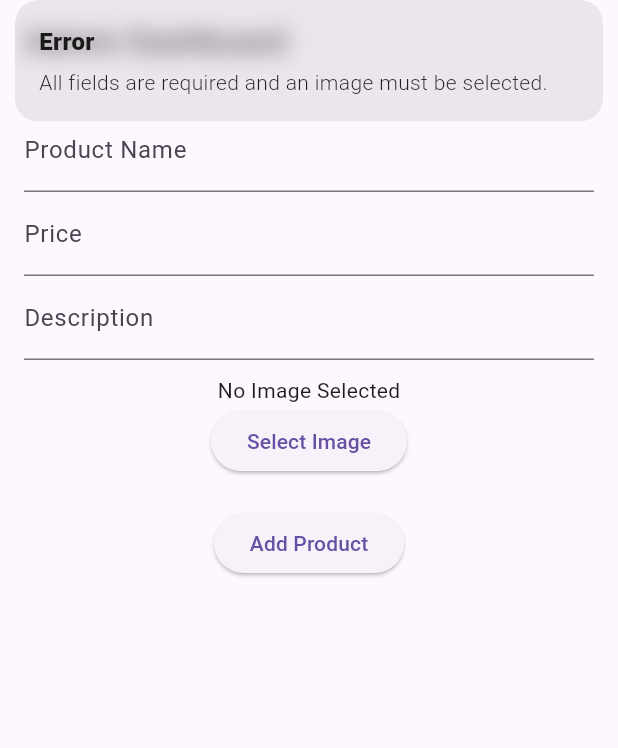
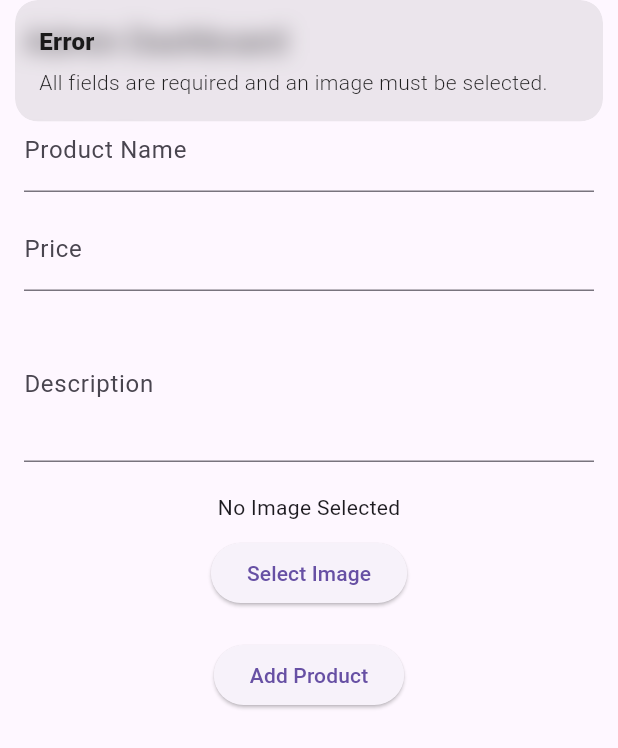
Before and after one commit to moh123adan/ice-creamery, a Flutter app: the screen it shows once a user with an empty profile is signed in, after a tap on "Add Product", on a phone screen of 412 x 824 dp. Shown: the top 748 px of the screen. Run offline on Flutter 3.47's test engine with Material 3 defaults, Android fonts, the light colour scheme and no system bars; our stand-ins replace cloud_firestore, firebase_auth, firebase_core, get, image_picker; accounts and stored records are empty; Roboto replaces fonts that are missing (Poppins).

Commit message:
some changes

```diff
--- a/lib/main.dart
+++ b/lib/main.dart
@@ -1,10 +1,15 @@
 import 'package:flutter/material.dart';
 import 'package:get/get.dart';
 import 'package:firebase_core/firebase_core.dart';
+import 'package:image_picker/image_picker.dart';
+import 'dart:io';
 import 'controllers/auth_controller.dart';
 import 'controllers/admin_controller.dart';
 import 'screens/home_screen.dart';
 import 'firebase_options.dart';
+import 'services/firestore_service.dart';
+import 'services/image_upload_service.dart';
+
 
 void main() async {
   WidgetsFlutterBinding.ensureInitialized();
@@ -13,9 +18,11 @@ void main() async {
     options: DefaultFirebaseOptions.currentPlatform,
   );
 
-  // Initialize controllers
+  // Initialize services and controllers
+  Get.put(FirestoreService());
   Get.put(AuthController());
   Get.put(AdminController());
+  Get.put(ImageUploadService());
 
   runApp(const IceCreamApp());
 }
@@ -32,7 +39,55 @@ class IceCreamApp extends StatelessWidget {
         fontFamily: 'Poppins',
       ),
       debugShowCheckedModeBanner: false,
-      home: const HomePage(),
+      home: FutureBuilder(
+        future: precacheImage(const AssetImage("assets/logo.png"), context),
+        builder: (context, snapshot) {
+          if (snapshot.connectionState == ConnectionState.waiting) {
+            return const CircularProgressIndicator();
+          } else if (snapshot.hasError) {
+            print("Error loading asset: ${snapshot.error}");
+            return const Scaffold(
+              body: Center(child: Text("Error loading assets")),
+            );
+          } else {
+            return const HomePage();
+          }
+        },
+      ),
     );
   }
 }
+
+class ImageUploadScreen extends StatelessWidget {
+  ImageUploadScreen({Key? key}) : super(key: key);
+
+  final ImagePicker _picker = ImagePicker();
+  final ImageUploadService _imageUploadService = Get.find<ImageUploadService>();
+  final FirestoreService _firestoreService = Get.find<FirestoreService>();
+
+  Future<void> _uploadImage() async {
+    final XFile? image = await _picker.pickImage(source: ImageSource.gallery);
+    if (image != null) {
+      final File imageFile = File(image.path);
+      final String? imageUrl =
+          await _imageUploadService.uploadImageToImgBB(imageFile);
+      if (imageUrl != null) {
+        await _firestoreService.saveImageUrlToFirebase(imageUrl);
+        Get.snackbar('Success', 'Image uploaded and saved successfully');
+      }
+    }
+  }
+
+  @override
+  Widget build(BuildContext context) {
+    return Scaffold(
+      appBar: AppBar(title: const Text('Image Upload')),
+      body: Center(
+        child: ElevatedButton(
+          onPressed: _uploadImage,
+          child: const Text('Upload Image'),
+        ),
+      ),
+    );
+  }
+}
--- a/lib/screens/adimin/admin_dashboard.dart
+++ b/lib/screens/adimin/admin_dashboard.dart
@@ -1,5 +1,4 @@
-import 'dart:io';
-import 'package:flutter/foundation.dart';
+import 'dart:typed_data';
 import 'package:flutter/material.dart';
 import 'package:get/get.dart';
 import 'package:image_picker/image_picker.dart';
@@ -16,12 +15,62 @@ class AdminDashboard extends StatelessWidget {
   final TextEditingController descriptionController = TextEditingController();
 
   final ImagePicker _picker = ImagePicker();
-  final Rx<XFile?> selectedImage = Rx<XFile?>(null);
+  final Rx<Uint8List?> selectedImageData = Rx<Uint8List?>(null);
 
   Future<void> _pickImage() async {
-    final pickedFile = await _picker.pickImage(source: ImageSource.gallery);
-    if (pickedFile != null) {
-      selectedImage.value = pickedFile;
+    try {
+      final XFile? pickedFile =
+          await _picker.pickImage(source: ImageSource.gallery);
+      if (pickedFile != null) {
+        selectedImageData.value = await pickedFile.readAsBytes();
+        print(
+            'Image picked successfully. Size: ${selectedImageData.value!.length} bytes');
+      }
+    } catch (e) {
+      print('Error picking image: $e');
+      Get.snackbar('Error', 'Failed to pick image: $e');
+    }
+  }
+
+  Future<void> _submitProduct() async {
+    if (nameController.text.isEmpty ||
+        priceController.text.isEmpty ||
+        descriptionController.text.isEmpty ||
+        selectedImageData.value == null) {
+      Get.snackbar(
+          "Error", "All fields are required and an image must be selected.");
+      return;
+    }
+
+    try {
+      Get.dialog(
+        const Center(child: CircularProgressIndicator()),
+        barrierDismissible: false,
+      );
+
+      final imageUrl =
+          await _adminController.uploadImage(selectedImageData.value!);
+      print('Image uploaded to ImgBB, URL: $imageUrl');
+
+      await _adminController.addNewProduct(
+        nameController.text,
+        double.parse(priceController.text),
+        imageUrl,
+        descriptionController.text,
+      );
+
+      Get.back(); // Close loading indicator
+
+      nameController.clear();
+      priceController.clear();
+      descriptionController.clear();
+      selectedImageData.value = null;
+
+      Get.snackbar("Success", "Product added successfully!");
+    } catch (e) {
+      Get.back(); // Close loading indicator
+      print('Error occurred: $e');
+      Get.snackbar("Error", "Failed to add product: $e");
     }
   }
 
@@ -38,66 +87,38 @@ class AdminDashboard extends StatelessWidget {
                 controller: nameController,
                 decoration: const InputDecoration(labelText: 'Product Name'),
               ),
+              const SizedBox(height: 10),
               TextField(
                 controller: priceController,
                 decoration: const InputDecoration(labelText: 'Price'),
                 keyboardType: TextInputType.number,
               ),
+              const SizedBox(height: 10),
               TextField(
                 controller: descriptionController,
                 decoration: const InputDecoration(labelText: 'Description'),
+                maxLines: 3,
               ),
-              const SizedBox(height: 10),
+              const SizedBox(height: 20),
               Obx(() {
-                if (selectedImage.value == null) {
+                if (selectedImageData.value == null) {
                   return const Text('No Image Selected');
                 } else {
-                  return kIsWeb
-                      ? Image.network(selectedImage.value!.path, height: 150)
-                      : Image.file(File(selectedImage.value!.path),
-                          height: 150);
+                  return Image.memory(
+                    selectedImageData.value!,
+                    height: 150,
+                    fit: BoxFit.cover,
+                  );
                 }
               }),
+              const SizedBox(height: 10),
               ElevatedButton(
                 onPressed: _pickImage,
                 child: const Text('Select Image'),
               ),
               const SizedBox(height: 20),
               ElevatedButton(
-                onPressed: () async {
-                  if (nameController.text.isEmpty ||
-                      priceController.text.isEmpty ||
-                      descriptionController.text.isEmpty ||
-                      selectedImage.value == null) {
-                    Get.snackbar("Error",
-                        "All fields are required and an image must be selected.");
-                    return;
-                  }
-
-                  try {
-                    final imageFile = File(selectedImage.value!.path);
-                    final imageUrl =
-                        await _adminController.uploadImage(imageFile);
-
-                    await _adminController.addNewProduct(
-                      nameController.text,
-                      double.parse(priceController.text),
-                      imageUrl,
-                      descriptionController.text,
-                    );
-
-                    // Clear fields after successful upload
-                    nameController.clear();
-                    priceController.clear();
-                    descriptionController.clear();
-                    selectedImage.value = null;
-
-                    Get.snackbar("Success", "Product added successfully!");
-                  } catch (e) {
-                    print('Error occurred: $e');
-                    Get.snackbar("Error", "Failed to add product: $e");
-                  }
-                },
+                onPressed: _submitProduct,
                 child: const Text('Add Product'),
               ),
             ],
--- a/lib/screens/home_screen.dart
+++ b/lib/screens/home_screen.dart
@@ -1,8 +1,8 @@
 import 'package:flutter/material.dart';
-import 'package:ice_creamery/screens/login.dart';
-// import 'package:ice_cream_app/screens/login.dart';
+import 'package:get/get.dart';
 import 'adimin/admin_dashboard.dart';
-// import 'admin_dashboard.dart';
+import 'login.dart';
+// import '../admin/admin_dashboard.dart';
 
 class HomePage extends StatelessWidget {
   const HomePage({super.key});
@@ -11,14 +11,39 @@ class HomePage extends StatelessWidget {
   Widget build(BuildContext context) {
     return Scaffold(
       backgroundColor: const Color(0xFFB0E5FE),
-      body: Column(
+      body: SafeArea(
+        child: Column(
           mainAxisAlignment: MainAxisAlignment.center,
           children: [
             const Spacer(),
-          Center(child: Image.asset('assets/logo.png', height: 300)),
+            Center(
+              child: Image.asset(
+                'assets/logo.png',
+                height: 300,
+                errorBuilder: (context, error, stackTrace) {
+                  print('Error loading logo: $error');
+                  return Column(
+                    children: [
+                      const Icon(
+                        Icons.error_outline,
+                        size: 60,
+                        color: Colors.white,
+                      ),
+                      const SizedBox(height: 10),
+                      Text(
+                        'Unable to load logo',
+                        style: TextStyle(
+                          color: Colors.white.withOpacity(0.8),
+                          fontSize: 16,
+                        ),
+                      ),
+                    ],
+                  );
+                },
+              ),
+            ),
             const SizedBox(height: 20),
-          const Center(
-            child: Text(
+            const Text(
               "Enjoy Your Ice Cream",
               style: TextStyle(
                 fontFamily: 'Poppins',
@@ -27,54 +52,52 @@ class HomePage extends StatelessWidget {
                 color: Colors.white,
               ),
             ),
+            const SizedBox(height: 40),
+            _buildButton(
+              label: "Get Started",
+              color: Colors.pinkAccent,
+              onPressed: () => Get.to(() => LoginPage()),
             ),
             const SizedBox(height: 20),
-          ElevatedButton(
-            onPressed: () {
-              Navigator.push(
-                context,
-                MaterialPageRoute(builder: (context) => LoginPage()),
+            _buildButton(
+              label: "Admin Dashboard",
+              color: Colors.blueAccent,
+              onPressed: () => Get.to(() => AdminDashboard()),
+            ),
+            const Spacer(),
+          ],
+        ),
+      ),
     );
-            },
+  }
+
+  Widget _buildButton({
+    required String label,
+    required Color color,
+    required VoidCallback onPressed,
+  }) {
+    return Container(
+      width: 250, // Fixed width for consistent button sizes
+      child: ElevatedButton(
+        onPressed: onPressed,
         style: ElevatedButton.styleFrom(
-              backgroundColor: Colors.pinkAccent,
+          backgroundColor: color,
           foregroundColor: Colors.white,
           padding: const EdgeInsets.symmetric(horizontal: 40, vertical: 15),
+          shape: RoundedRectangleBorder(
+            borderRadius: BorderRadius.circular(30),
           ),
-            child: const Text(
-              "Get Started",
-              style: TextStyle(
+          elevation: 5,
+        ),
+        child: Text(
+          label,
+          style: const TextStyle(
             fontFamily: 'Poppins',
             fontSize: 18,
             fontWeight: FontWeight.bold,
           ),
         ),
       ),
-          const SizedBox(height: 20),
-          ElevatedButton(
-            onPressed: () {
-              Navigator.push(
-                context,
-                MaterialPageRoute(builder: (context) => AdminDashboard()),
-              );
-            },
-            style: ElevatedButton.styleFrom(
-              backgroundColor: Colors.blueAccent,
-              foregroundColor: Colors.white,
-              padding: const EdgeInsets.symmetric(horizontal: 40, vertical: 15),
-            ),
-            child: const Text(
-              "Admin Dashboard",
-              style: TextStyle(
-                fontFamily: 'Poppins',
-                fontSize: 18,
-                fontWeight: FontWeight.bold,
-              ),
-            ),
-          ),
-          const Spacer(),
-        ],
-      ),
     );
   }
 }
--- a/pubspec.yaml
+++ b/pubspec.yaml
@@ -36,6 +36,7 @@ dependencies:
   cloud_firestore: ^5.6.2
   firebase_storage: ^12.4.1
   image_picker: ^0.8.7+5
+  http: ^0.13.6
 
 
 
```
Also changed, not shown: lib/controllers/admin_controller.dart (+39 -19 lines), lib/services/firestore_service.dart (+58 -10 lines), lib/services/image_upload_service.dart (added, +34 -0 lines), pubspec.lock, 1 other file. Lines whose indentation alone changed are shown as unchanged.
